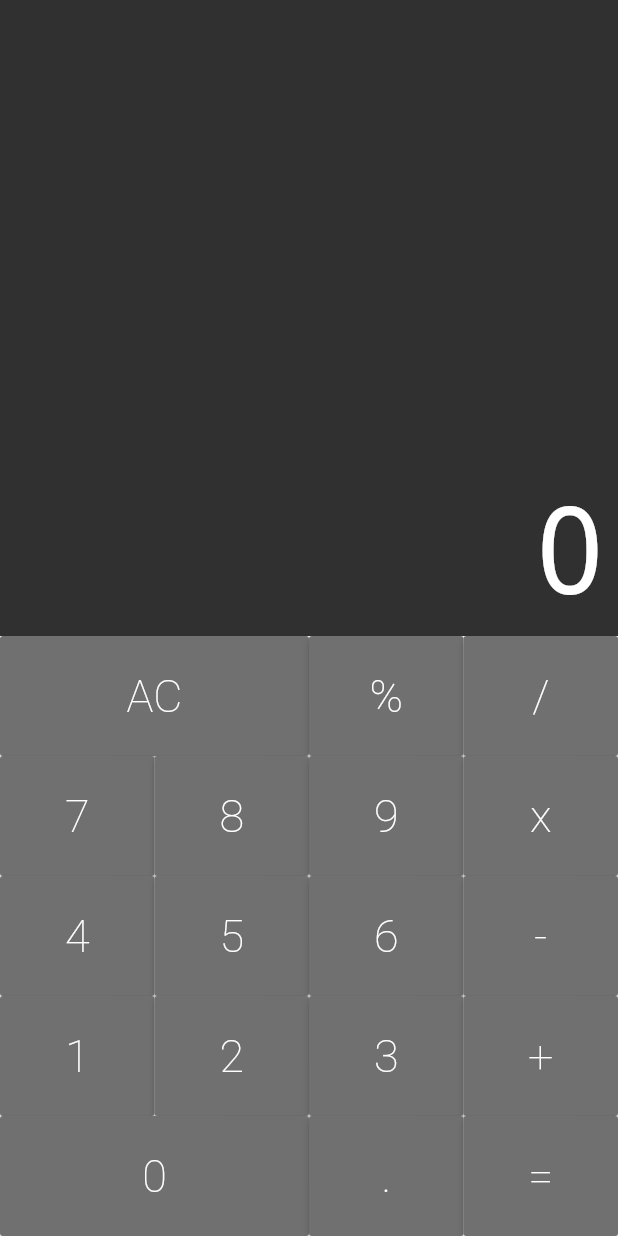
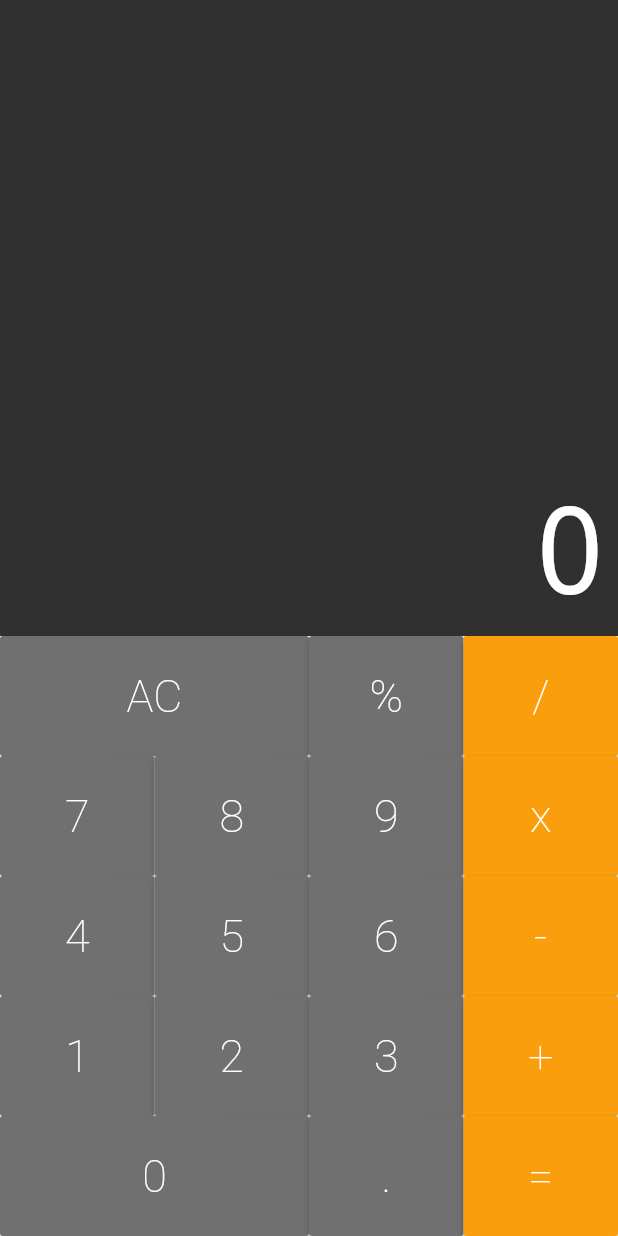
Before and after one commit to luanws/calculadora-flutter, a Flutter app: the screen it shows after launch, on a phone screen of 412 x 824 dp. Run offline on Flutter 3.47's test engine with Material 2 defaults, Android fonts, the light colour scheme and no system bars; drawn by our look-alikes of auto_size_text.

Commit message:
Update keyboard.dart

```diff
--- a/lib/components/keyboard.dart
+++ b/lib/components/keyboard.dart
@@ -12,30 +12,30 @@ class Keyboard extends StatelessWidget {
           ButtonRow([
             Button(text: 'AC', flex: 2),
             Button(text: '%'),
-            Button(text: '/'),
+            Button.operation(text: '/'),
           ]),
           ButtonRow([
             Button(text: '7'),
             Button(text: '8'),
             Button(text: '9'),
-            Button(text: 'x'),
+            Button.operation(text: 'x'),
           ]),
           ButtonRow([
             Button(text: '4'),
             Button(text: '5'),
             Button(text: '6'),
-            Button(text: '-'),
+            Button.operation(text: '-'),
           ]),
           ButtonRow([
             Button(text: '1'),
             Button(text: '2'),
             Button(text: '3'),
-            Button(text: '+'),
+            Button.operation(text: '+'),
           ]),
           ButtonRow([
             Button(text: '0', flex: 2),
             Button(text: '.'),
-            Button(text: '='),
+            Button.operation(text: '='),
           ]),
         ],
       ),
```
